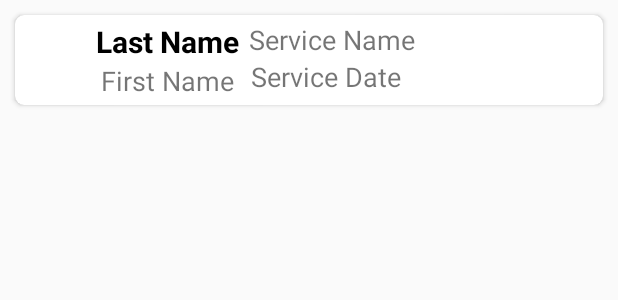
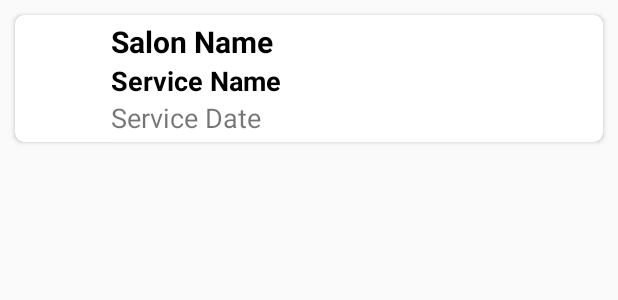
Before and after one commit to Nikitich2033/NAL_Android_, an Android app: the layout appointment_item.xml on its own in the app's theme, with its tools: preview values and no code run, on a phone screen of 412 x 824 dp. Shown: the top 300 px of the screen. Run offline under Robolectric (Android 15) with nearby library versions, the phone set to English and light mode, and no system bars.

Commit message:
New Personalised Appointments

```diff
--- a/app/src/main/java/mySQLInteractions/sqlInteractions.java
+++ b/app/src/main/java/mySQLInteractions/sqlInteractions.java
@@ -194,11 +194,12 @@ public class sqlInteractions {
             for (AppointmentObject appointment: appointments
             ) {
 
-                String sqlStatement2= "SELECT StartTime,EndTime,ServiceName,MasterName FROM alexandr_salonsSpecial.Inter"+appointment.SalonId+"Appointments,alexandr_salonsSpecial."+appointment.SalonId+"Offers, alexandr_salonsSpecial."+appointment.SalonId+"Masters" +
+                String sqlStatement2= "SELECT StartTime,EndTime,name,ServiceName,MasterName FROM alexandr_allSalons.SalonDetails, alexandr_salonsSpecial.Inter"+appointment.SalonId+"Appointments,alexandr_salonsSpecial."+appointment.SalonId+"Offers, alexandr_salonsSpecial."+appointment.SalonId+"Masters" +
                         " where alexandr_salonsSpecial.Inter" +appointment.SalonId + "Appointments.ServiceId = "+ "\"" + appointment.ServiceId + "\""+
                         " And Date = " + "\"" + appointment.serviceDate + "\""  +
                         " and alexandr_salonsSpecial.Inter" + appointment.SalonId +"Appointments.ServiceId = alexandr_salonsSpecial."+appointment.SalonId+"Offers.ServiceId" +
-                        " and alexandr_salonsSpecial.Inter" +appointment.SalonId+"Appointments.MasterId = alexandr_salonsSpecial."+appointment.SalonId+"Masters.MasterId" +
+                        " and alexandr_salonsSpecial.Inter" +appointment.SalonId+"Appointments.MasterId = alexandr_salonsSpecial."+appointment.SalonId+"Masters.MasterId"+
+                        " and alexandr_allSalons.SalonDetails.SalonId =" + "\"" + appointment.SalonId + "\"" +
                         ";";
 
                     try (PreparedStatement statement1 = connection.prepareStatement(sqlStatement2)) {
@@ -207,6 +208,7 @@ public class sqlInteractions {
                         appointment.serviceStartTime = resultSet1.getString("StartTime");
                         appointment.serviceEndTime = resultSet1.getString("EndTime");
                         appointment.ServiceName = resultSet1.getString("ServiceName");
+                        appointment.SalonName = resultSet1.getString("name");
                         String TempMasterName =  resultSet1.getString("MasterName");
                         appointment.MasterFirst = TempMasterName.split(" ")[0];
                         appointment.MasterLast = TempMasterName.split(" ")[1];
@@ -232,6 +234,7 @@ public class sqlInteractions {
     }
 
     public static ArrayList<AppointmentObject> getUserPastAppointments(String UserName){
+
 
 
         Connection connection = null;
@@ -279,11 +282,12 @@ public class sqlInteractions {
             for (AppointmentObject appointment: appointments
             ) {
 
-                String sqlStatement2= "SELECT StartTime,EndTime,ServiceName,MasterName FROM alexandr_salonsSpecial.Inter"+appointment.SalonId+"Appointments,alexandr_salonsSpecial."+appointment.SalonId+"Offers, alexandr_salonsSpecial."+appointment.SalonId+"Masters" +
+                String sqlStatement2= "SELECT StartTime,EndTime,name,ServiceName,MasterName FROM alexandr_allSalons.SalonDetails, alexandr_salonsSpecial.Inter"+appointment.SalonId+"Appointments,alexandr_salonsSpecial."+appointment.SalonId+"Offers, alexandr_salonsSpecial."+appointment.SalonId+"Masters" +
                         " where alexandr_salonsSpecial.Inter" +appointment.SalonId + "Appointments.ServiceId = "+ "\"" + appointment.ServiceId + "\""+
                         " And Date = " + "\"" + appointment.serviceDate + "\""  +
                         " and alexandr_salonsSpecial.Inter" + appointment.SalonId +"Appointments.ServiceId = alexandr_salonsSpecial."+appointment.SalonId+"Offers.ServiceId" +
-                        " and alexandr_salonsSpecial.Inter" +appointment.SalonId+"Appointments.MasterId = alexandr_salonsSpecial."+appointment.SalonId+"Masters.MasterId" +
+                        " and alexandr_salonsSpecial.Inter" +appointment.SalonId+"Appointments.MasterId = alexandr_salonsSpecial."+appointment.SalonId+"Masters.MasterId"+
+                        " and alexandr_allSalons.SalonDetails.SalonId =" + "\"" + appointment.SalonId + "\"" +
                         ";";
 
                 try (PreparedStatement statement1 = connection.prepareStatement(sqlStatement2)) {
@@ -292,6 +296,7 @@ public class sqlInteractions {
                     appointment.serviceStartTime = resultSet1.getString("StartTime");
                     appointment.serviceEndTime = resultSet1.getString("EndTime");
                     appointment.ServiceName = resultSet1.getString("ServiceName");
+                    appointment.SalonName = resultSet1.getString("name");
                     String TempMasterName =  resultSet1.getString("MasterName");
                     appointment.MasterFirst = TempMasterName.split(" ")[0];
                     appointment.MasterLast = TempMasterName.split(" ")[1];
@@ -312,7 +317,6 @@ public class sqlInteractions {
             e.printStackTrace();
         }
         return null;
-
 
 
     }
--- a/app/src/main/java/showUserAppointments/AppointmentsListAdapter.java
+++ b/app/src/main/java/showUserAppointments/AppointmentsListAdapter.java
@@ -22,7 +22,8 @@ public class AppointmentsListAdapter extends RecyclerView.Adapter<AppointmentsLi
     private ArrayList<AppointmentObject> AppointmentsList;
 
     public static class AppointmentsViewHolder extends RecyclerView.ViewHolder{
-        public ImageView SalonLogo;
+        public ImageView arrowImg;
+        public TextView SalonName;
         public TextView MasterFirst;
         public TextView MasterLast;
         public TextView ServiceName;
@@ -35,7 +36,8 @@ public class AppointmentsListAdapter extends RecyclerView.Adapter<AppointmentsLi
 
         public AppointmentsViewHolder(@NonNull View itemView) {
             super(itemView);
-            SalonLogo= itemView.findViewById(R.id.SalonImage);
+            arrowImg = itemView.findViewById(R.id.arrowButton);
+            SalonName = itemView.findViewById(R.id.AppointmentSalonName);
             MasterFirst = itemView.findViewById(R.id.MasterFirstName);
             MasterLast = itemView.findViewById(R.id.MasterLastName);
             ServiceName = itemView.findViewById(R.id.AppointmentServiceName);
@@ -68,21 +70,22 @@ public class AppointmentsListAdapter extends RecyclerView.Adapter<AppointmentsLi
         holder.MasterFirst.setText(currentAppointment.getMasterFirst());
         holder.MasterLast.setText(currentAppointment.getMasterLast());
         holder.ServiceName.setText(currentAppointment.getServiceName());
+        holder.SalonName.setText(currentAppointment.getSalonName());
         holder.Date.setText(currentAppointment.getServiceDate());
         holder.StartTime.setText(currentAppointment.getServiceStartTime());
         holder.EndTime.setText(currentAppointment.getServiceEndTime());
-        holder.SalonLogo.setImageResource(R.drawable.ic_keyboard_arrow_down_black_24dp);
-        holder.SalonLogo.setOnClickListener(new View.OnClickListener() {
+        holder.arrowImg.setImageResource(R.drawable.ic_keyboard_arrow_down_black_24dp);
+        holder.arrowImg.setOnClickListener(new View.OnClickListener() {
             @Override
             public void onClick(View v) {
                 if (holder.RLExpandAppointment.getVisibility()==View.GONE){
                     TransitionManager.beginDelayedTransition(holder.CVappointment , new AutoTransition());
                     holder.RLExpandAppointment.setVisibility(View.VISIBLE);
-                    holder.SalonLogo.setImageResource(R.drawable.ic_keyboard_arrow_up_black_24dp);
+                    holder.arrowImg.setImageResource(R.drawable.ic_keyboard_arrow_up_black_24dp);
                 } else {
                     TransitionManager.beginDelayedTransition(holder.CVappointment, new AutoTransition());
                     holder.RLExpandAppointment.setVisibility(View.GONE);
-                    holder.SalonLogo.setImageResource(R.drawable.ic_keyboard_arrow_down_black_24dp);
+                    holder.arrowImg.setImageResource(R.drawable.ic_keyboard_arrow_down_black_24dp);
                 }
             }
         });
--- a/app/src/main/res/layout/appointment_item.xml
+++ b/app/src/main/res/layout/appointment_item.xml
@@ -15,45 +15,37 @@
         android:layout_margin="4dp"
         >
         <androidx.appcompat.widget.AppCompatImageView
-            android:id="@+id/SalonImage"
+            android:id="@+id/arrowButton"
             android:layout_width="50sp"
             android:layout_height="50sp">
 
         </androidx.appcompat.widget.AppCompatImageView>
 
         <TextView
-            android:id="@+id/MasterLastName"
+            android:id="@+id/AppointmentSalonName"
             android:layout_width="wrap_content"
             android:layout_height="wrap_content"
-            android:text="@string/last_name"
+            android:text="@string/salon_name"
             android:textColor="@android:color/black"
+            android:layout_marginStart="10sp"
             android:textSize="20sp"
             android:textStyle="bold"
             android:layout_alignParentTop="true"
-            android:layout_toEndOf="@+id/SalonImage"
+            android:layout_toEndOf="@+id/arrowButton"
             >
 
         </TextView>
 
-        <TextView
-            android:id="@+id/MasterFirstName"
-            android:layout_width="wrap_content"
-            android:layout_height="wrap_content"
-            android:layout_below="@+id/MasterLastName"
-            android:layout_marginStart="3sp"
-
-            android:layout_toEndOf="@id/SalonImage"
-            android:text="@string/first_name"
-            android:textSize="18sp">
-
-        </TextView>
 
         <TextView
             android:id="@+id/AppointmentServiceName"
             android:layout_width="wrap_content"
             android:layout_height="wrap_content"
             android:layout_marginStart="10sp"
-            android:layout_toEndOf="@id/MasterFirstName"
+            android:textStyle="bold"
+            android:textColor="@android:color/black"
+            android:layout_below="@id/AppointmentSalonName"
+            android:layout_toEndOf="@+id/arrowButton"
             android:text="@string/service_name"
             android:textSize="18sp">
 
@@ -63,15 +55,13 @@
             android:id="@+id/AppointmentDate"
             android:layout_width="wrap_content"
             android:layout_height="wrap_content"
-            android:layout_marginStart="11sp"
+            android:layout_marginStart="10sp"
             android:layout_below="@id/AppointmentServiceName"
-            android:layout_toEndOf="@id/MasterFirstName"
+            android:layout_toEndOf="@id/arrowButton"
             android:text="@string/service_date"
             android:textSize="18sp">
 
         </TextView>
-
-
 
 
 
@@ -84,12 +74,36 @@
             app:layout_constraintTop_toBottomOf="@id/AppointmentDate">
 
             <TextView
-                android:id="@+id/AppointmentStartTime"
+                android:id="@+id/StartTimeCONST"
                 android:layout_width="wrap_content"
                 android:layout_height="wrap_content"
                 android:layout_alignParentTop="true"
                 android:layout_marginTop="20sp"
                 android:layout_marginStart="10sp"
+                android:text="@string/starttimeCONST"
+                android:textSize="18sp">
+
+            </TextView>
+
+            <TextView
+                android:id="@+id/EndTimeCONST"
+                android:layout_width="wrap_content"
+                android:layout_height="wrap_content"
+                android:layout_below="@id/StartTimeCONST"
+
+                android:layout_marginTop="20sp"
+                android:layout_marginStart="10sp"
+                android:text="@string/endtimeCONST"
+                android:textSize="18sp">
+
+            </TextView>
+
+            <TextView
+                android:id="@+id/AppointmentStartTime"
+                android:layout_width="wrap_content"
+                android:layout_height="wrap_content"
+                android:layout_below="@+id/StartTimeCONST"
+                android:layout_marginStart="30sp"
                 android:text="@string/start_time"
                 android:textSize="18sp">
 
@@ -98,13 +112,48 @@
                 android:id="@+id/AppointmentEndTime"
                 android:layout_width="wrap_content"
                 android:layout_height="wrap_content"
-                android:layout_marginTop="20sp"
-                android:layout_marginStart="10sp"
-                android:layout_toEndOf="@id/AppointmentStartTime"
+                android:layout_marginStart="30sp"
+                android:layout_below="@+id/EndTimeCONST"
                 android:text="@string/end_time"
                 android:textSize="18sp">
             </TextView>
 
+            <TextView
+                android:id="@+id/MasterNameCONST"
+                android:layout_width="wrap_content"
+                android:layout_height="wrap_content"
+                android:layout_marginStart="10sp"
+                android:layout_below="@+id/AppointmentEndTime"
+                android:text="@string/masternameCONST"
+                android:textSize="18sp">
+            </TextView>
+
+            <TextView
+                android:id="@+id/MasterLastName"
+                android:layout_width="wrap_content"
+                android:layout_height="wrap_content"
+                android:text="@string/last_name"
+                android:layout_marginStart="15sp"
+                android:textColor="@android:color/black"
+                android:layout_below="@+id/MasterNameCONST"
+                android:textSize="18sp"
+
+                >
+
+            </TextView>
+
+            <TextView
+                android:id="@+id/MasterFirstName"
+                android:layout_width="wrap_content"
+                android:layout_height="wrap_content"
+                android:layout_marginStart="3sp"
+                android:text="@string/first_name"
+                android:layout_below="@+id/MasterNameCONST"
+                android:textColor="@android:color/black"
+                android:layout_toEndOf="@+id/MasterLastName"
+                android:textSize="18sp">
+
+            </TextView>
 
 
 
--- a/app/src/main/res/values/strings.xml
+++ b/app/src/main/res/values/strings.xml
@@ -127,5 +127,9 @@
     <string name="end_time">End Time</string>
     <string name="first_name">First Name</string>
     <string name="last_name">Last Name</string>
+    <string name="endtimeCONST">Примерное время окончания:</string>
+    <string name="starttimeCONST">Время записи</string>
+    <string name="salon_name">Salon Name</string>
+    <string name="masternameCONST">Имя мастера</string>
 
 </resources>
```
